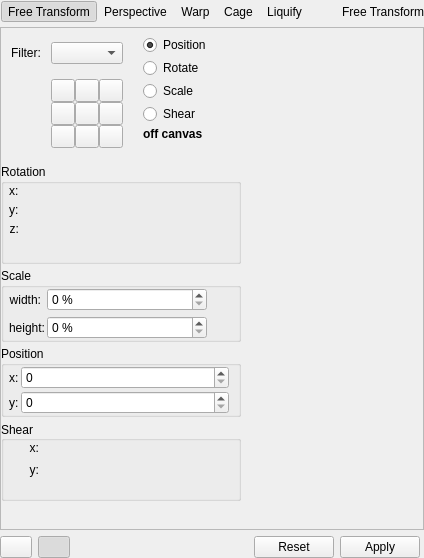
Qt form plugins/tools/tool_transform2/wdg_tool_transform.ui (KDE/krita) before a commit.
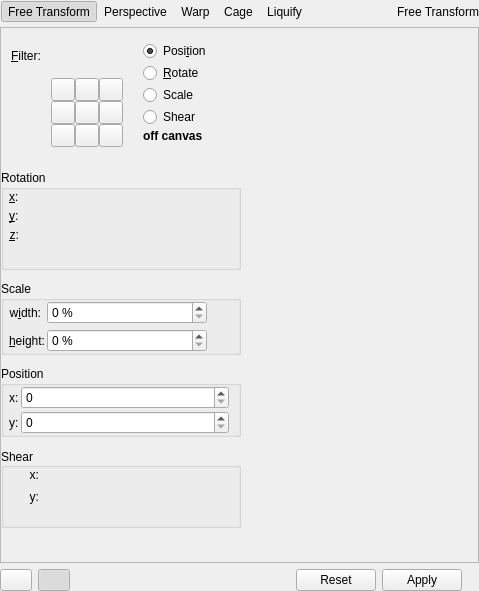
The same form after that commit. Custom widgets are drawn as their Qt base class.

Commit message: [numerical boxes] make use of parsespinboxes in the forms of the tools option widgets.

Diff of the .ui file:
```diff
--- a/plugins/tools/tool_transform2/wdg_tool_transform.ui
+++ b/plugins/tools/tool_transform2/wdg_tool_transform.ui
@@ -6,8 +6,8 @@
    <rect>
     <x>0</x>
     <y>0</y>
-    <width>424</width>
-    <height>558</height>
+    <width>479</width>
+    <height>591</height>
    </rect>
   </property>
   <property name="sizePolicy">
@@ -309,7 +309,7 @@
               <enum>Qt::RightToLeft</enum>
              </property>
              <property name="text">
-              <string>Filter:</string>
+              <string>&amp;Filter:</string>
              </property>
              <property name="alignment">
               <set>Qt::AlignCenter</set>
@@ -507,7 +507,7 @@
             </layout>
            </item>
            <item row="0" column="1">
-            <widget class="KisCmbIDList" name="cmbFilter">
+            <widget class="KisCmbIDList" name="cmbFilter" native="true">
              <property name="sizePolicy">
               <sizepolicy hsizetype="Preferred" vsizetype="Preferred">
                <horstretch>0</horstretch>
@@ -523,7 +523,7 @@
            <item>
             <widget class="QRadioButton" name="freeMoveRadioButton">
              <property name="text">
-              <string>Position</string>
+              <string>Posi&amp;tion</string>
              </property>
              <property name="checked">
               <bool>true</bool>
@@ -536,7 +536,7 @@
            <item>
             <widget class="QRadioButton" name="freeRotationRadioButton">
              <property name="text">
-              <string>Rotate</string>
+              <string>&amp;Rotate</string>
              </property>
              <attribute name="buttonGroup">
               <string notr="true">freeTransformRadioGroup</string>
@@ -703,7 +703,7 @@
                <enum>Qt::LeftToRight</enum>
               </property>
               <property name="text">
-               <string>x:</string>
+               <string>&amp;x:</string>
               </property>
               <property name="buddy">
                <cstring>aXBox</cstring>
@@ -738,7 +738,7 @@
                <enum>Qt::LeftToRight</enum>
               </property>
               <property name="text">
-               <string>y:</string>
+               <string>&amp;y:</string>
               </property>
               <property name="buddy">
                <cstring>aYBox</cstring>
@@ -786,7 +786,7 @@
                <enum>Qt::LeftToRight</enum>
               </property>
               <property name="text">
-               <string>z:</string>
+               <string>&amp;z:</string>
               </property>
               <property name="alignment">
                <set>Qt::AlignRight|Qt::AlignTrailing|Qt::AlignVCenter</set>
@@ -865,7 +865,7 @@
                  <string>Horizontal Scale</string>
                 </property>
                 <property name="text">
-                 <string>width:</string>
+                 <string>w&amp;idth:</string>
                 </property>
                 <property name="alignment">
                  <set>Qt::AlignRight|Qt::AlignTrailing|Qt::AlignVCenter</set>
@@ -925,7 +925,7 @@
                  <string>Vertical Scale</string>
                 </property>
                 <property name="text">
-                 <string>height:</string>
+                 <string>&amp;height:</string>
                 </property>
                 <property name="alignment">
                  <set>Qt::AlignRight|Qt::AlignTrailing|Qt::AlignVCenter</set>
@@ -2017,17 +2017,22 @@
   </layout>
  </widget>
  <customwidgets>
-  <customwidget>
-   <class>KoAspectButton</class>
-   <extends>QWidget</extends>
-   <header>KoAspectButton.h</header>
-   <container>1</container>
-  </customwidget>
   <customwidget>
    <class>KisCmbIDList</class>
-   <extends>QComboBox</extends>
+   <extends></extends>
    <header>widgets/kis_cmb_idlist.h</header>
   </customwidget>
+  <customwidget>
+   <class>KoAspectButton</class>
+   <extends>QWidget</extends>
+   <header>KoAspectButton.h</header>
+   <container>1</container>
+  </customwidget>
+  <customwidget>
+   <class>KisIntParseSpinBox</class>
+   <extends>QSpinBox</extends>
+   <header>kis_intparsespinbox.h</header>
+  </customwidget>
   <customwidget>
    <class>KisDoubleSliderSpinBox</class>
    <extends>QWidget</extends>
```
Left out of the diff: 58 changed lines with no effect on the pictures. The commit also changes 11 other files.
